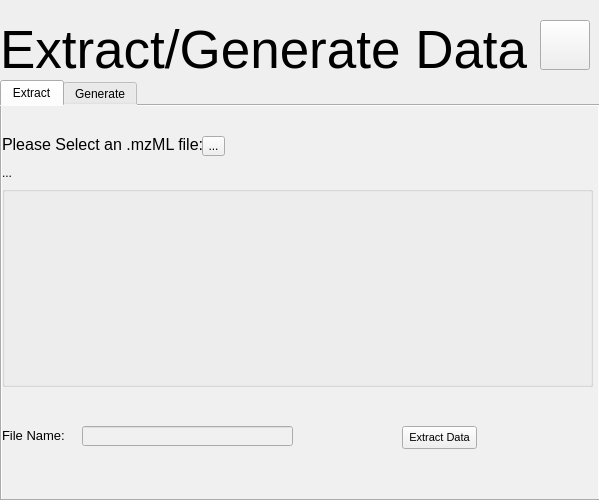
Qt form vimmsVisualisedGUI/ExtractGeneratePage.ui (Adam-Tem/vimmsVisualised) before a commit.
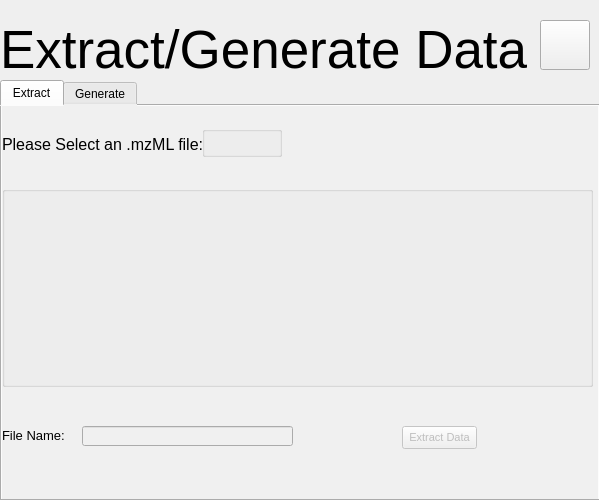
The same form after that commit. The open tabs and pages were chosen to show the change.

Diff of the .ui file:
```diff
--- a/vimmsVisualisedGUI/ExtractGeneratePage.ui
+++ b/vimmsVisualisedGUI/ExtractGeneratePage.ui
@@ -87,39 +87,10 @@
       <string>Please Select an .mzML file:</string>
      </property>
     </widget>
-    <widget class="QToolButton" name="SelectFileButton">
-     <property name="geometry">
-      <rect>
-       <x>200</x>
-       <y>30</y>
-       <width>23</width>
-       <height>20</height>
-      </rect>
-     </property>
-     <property name="text">
-      <string>...</string>
-     </property>
-    </widget>
-    <widget class="QLabel" name="FileNameLabel">
-     <property name="geometry">
-      <rect>
-       <x>0</x>
-       <y>60</y>
-       <width>350</width>
-       <height>14</height>
-      </rect>
-     </property>
-     <property name="sizePolicy">
-      <sizepolicy hsizetype="Preferred" vsizetype="Preferred">
-       <horstretch>0</horstretch>
-       <verstretch>0</verstretch>
-      </sizepolicy>
-     </property>
-     <property name="text">
-      <string>...</string>
-     </property>
-    </widget>
     <widget class="QPushButton" name="ExtractDataButton">
+     <property name="enabled">
+      <bool>false</bool>
+     </property>
      <property name="geometry">
       <rect>
        <x>400</x>
@@ -178,6 +149,29 @@
       </rect>
      </property>
     </widget>
+    <widget class="QGroupBox" name="MzmlUploadGroupBox">
+     <property name="geometry">
+      <rect>
+       <x>200</x>
+       <y>20</y>
+       <width>80</width>
+       <height>31</height>
+      </rect>
+     </property>
+     <property name="sizePolicy">
+      <sizepolicy hsizetype="Expanding" vsizetype="Preferred">
+       <horstretch>0</horstretch>
+       <verstretch>0</verstretch>
+      </sizepolicy>
+     </property>
+     <property name="styleSheet">
+      <string notr="true">padding: 0; 
+background-color: rgb(240, 240, 240);</string>
+     </property>
+     <property name="title">
+      <string/>
+     </property>
+    </widget>
    </widget>
    <widget class="QWidget" name="tab_2">
     <property name="maximumSize">
```
Left out of the diff: 3 changed lines with no effect on the pictures.
